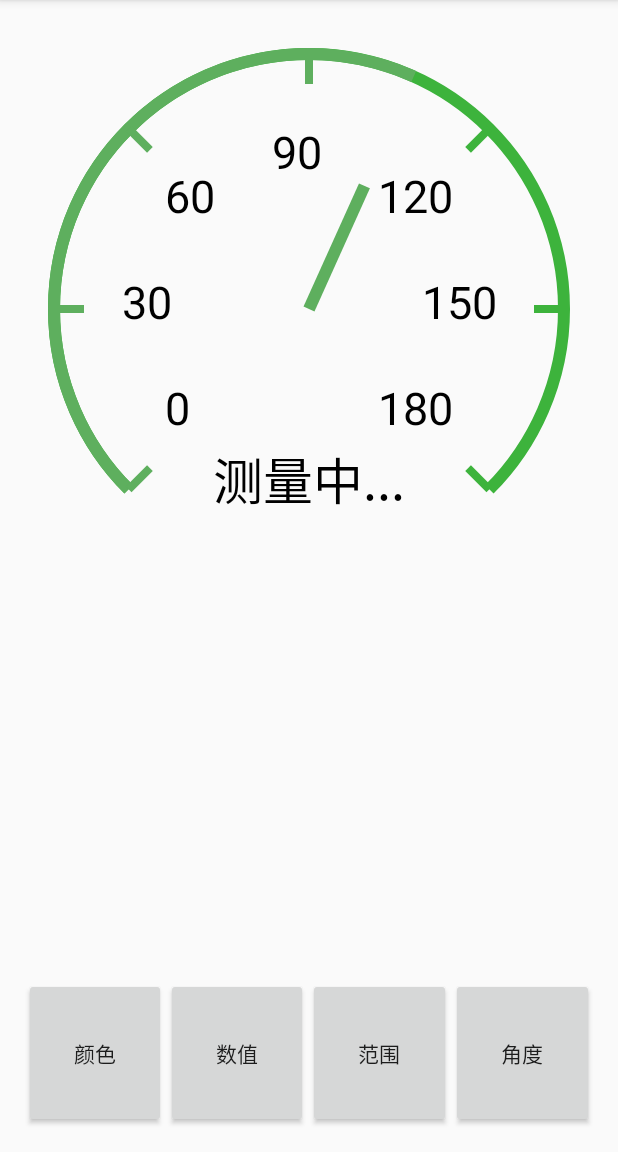
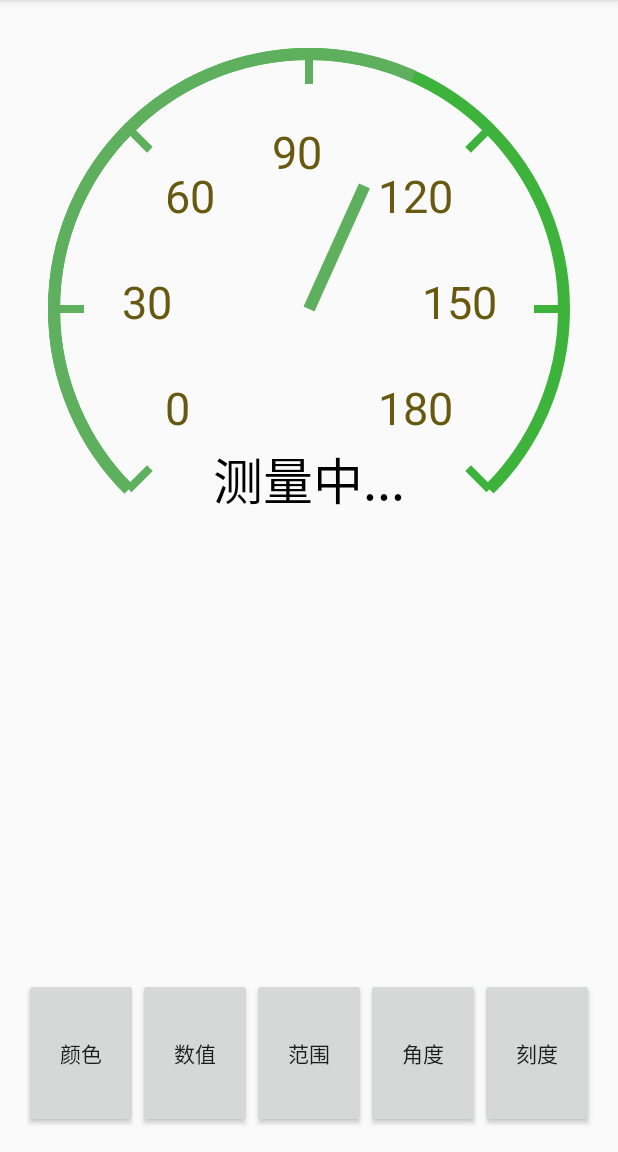
Before and after one commit to java02014/ScaleView, an Android app: the screen it shows after launch (MainActivity), after a tap on "颜色", on a phone screen of 412 x 824 dp, the part 84-1236 px from its top. Run offline under Robolectric (Android 15) with nearby library versions, the phone set to English and light mode, and no system bars.

Commit message:
add some function

```diff
--- a/app/src/main/java/com/scorpioneal/scaleview/MainActivity.java
+++ b/app/src/main/java/com/scorpioneal/scaleview/MainActivity.java
@@ -18,7 +18,7 @@ public class MainActivity extends AppCompatActivity implements View.OnClickListe
     private ScaleView mScaleView;
     private int i = 1;
 
-    private Button mValueBtn, mRangeBtn, mAngelBtn, mColorBtn;
+    private Button mValueBtn, mRangeBtn, mAngelBtn, mColorBtn, mScaleBtn;
 
     private Random mRandom;
 
@@ -33,11 +33,13 @@ public class MainActivity extends AppCompatActivity implements View.OnClickListe
         mRangeBtn = (Button)findViewById(R.id.change_range_btn);
         mAngelBtn = (Button)findViewById(R.id.change_angle_btn);
         mColorBtn = (Button)findViewById(R.id.change_color_btn);
+        mScaleBtn = (Button)findViewById(R.id.change_scale_btn);
 
         mValueBtn.setOnClickListener(this);
         mRangeBtn.setOnClickListener(this);
         mAngelBtn.setOnClickListener(this);
         mColorBtn.setOnClickListener(this);
+        mScaleBtn.setOnClickListener(this);
 
 
         mRandom = new Random();
@@ -66,7 +68,7 @@ public class MainActivity extends AppCompatActivity implements View.OnClickListe
             case R.id.change_angle_btn:
                 flag = !flag;
                 if(flag) {
-                    mScaleView.setStartEndAngle(90, 450);
+                    mScaleView.setStartEndAngle(180, 360);
                 } else {
                     mScaleView.setStartEndAngle(135, 405);
                 }
@@ -74,6 +76,10 @@ public class MainActivity extends AppCompatActivity implements View.OnClickListe
             case R.id.change_color_btn:
                 mScaleView.setScaleBackgroundColor(Color.rgb(mRandom.nextInt(255), mRandom.nextInt(255), mRandom.nextInt(255)));
                 mScaleView.setScaleSecondaryBackgroundColor(Color.rgb(mRandom.nextInt(255), mRandom.nextInt(255), mRandom.nextInt(255)));
+                mScaleView.setScaleNumberColor(Color.rgb(mRandom.nextInt(255), mRandom.nextInt(255), mRandom.nextInt(255)));
+                break;
+            case R.id.change_scale_btn:
+                mScaleView.setCount(mRandom.nextInt(10));
                 break;
         }
     }
--- a/app/src/main/java/com/scorpioneal/scaleview/ScaleView.java
+++ b/app/src/main/java/com/scorpioneal/scaleview/ScaleView.java
@@ -132,6 +132,7 @@ public class ScaleView extends View {
 
         mScaleBgPaint.setColor(mScaleBackgroundColor);
         mScaleProgressPaint.setColor(mScaleSecondaryBackgroundColor);
+        mScaleNumPaint.setColor(mScaleNumberColor);
 
         RectF circleRect = new RectF(VIEW_PADDING, VIEW_PADDING, VIEW_PADDING+ mRadius * 2, VIEW_PADDING + mRadius * 2);
         //画背景大圈
@@ -319,4 +320,14 @@ public class ScaleView extends View {
         this.mEndAngle = Math.max(startAngle, endAngle);
         invalidate();
     }
+
+    public void setCount(int count) {
+        this.count = count;
+        invalidate();
+    }
+
+    public void setScaleNumberColor(int mScaleNumberColor) {
+        this.mScaleNumberColor = mScaleNumberColor;
+        invalidate();
+    }
 }
--- a/app/src/main/res/layout/activity_main.xml
+++ b/app/src/main/res/layout/activity_main.xml
@@ -46,6 +46,13 @@
             android:layout_weight="1"
             android:layout_width="0dp"
             android:layout_height="match_parent" />
+
+        <Button
+            android:id="@+id/change_scale_btn"
+            android:text="刻度"
+            android:layout_weight="1"
+            android:layout_width="0dp"
+            android:layout_height="match_parent" />
     </LinearLayout>
 
 </RelativeLayout>
```
